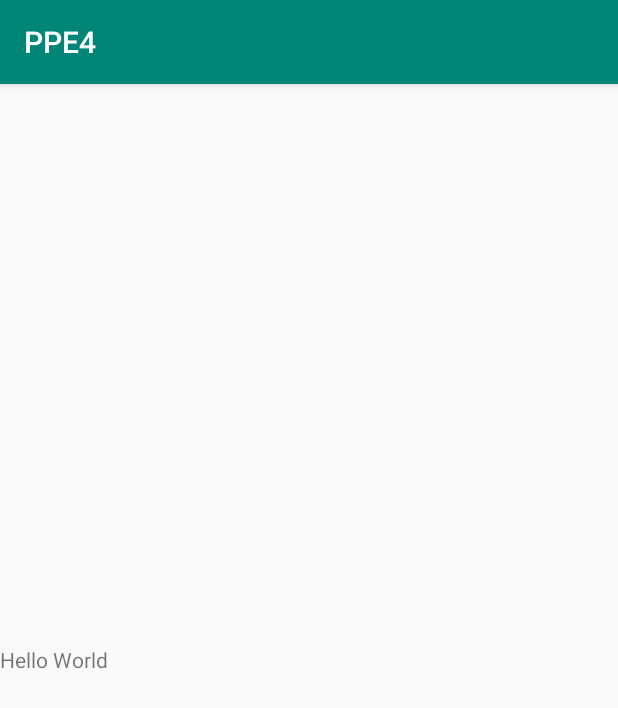
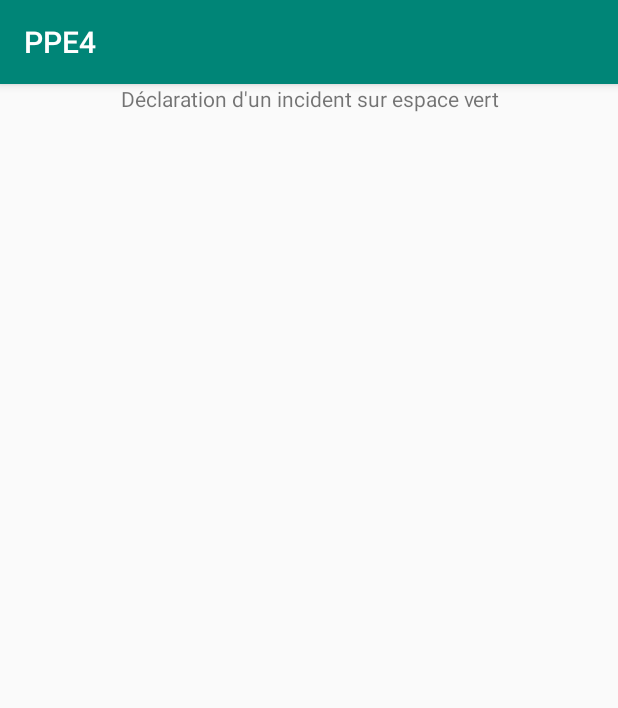
Before and after one commit to Ghiratos/PPE4_Git, an Android app: the EspaceVert screen opened directly, with no data from a screen before it, on a phone screen of 412 x 824 dp. Shown: the top 708 px of the screen. Run offline under Robolectric (Android 15) with nearby library versions, the phone set to English and light mode, and no system bars.

```diff
--- a/app/src/main/java/com/example/ppe4/MainActivity.java
+++ b/app/src/main/java/com/example/ppe4/MainActivity.java
@@ -43,6 +43,7 @@ public class MainActivity extends AppCompatActivity {
                         Log.d("Passage connexion", "************************** La connexion a bien été effectuée");
                         Intent intent = new Intent(MainActivity.this, Menu.class);  //Lancer l'activité DisplayVue
                         startActivity(intent);    //Afficher la vue
+                        finish();
 
                 } else {
                         Toast.makeText(MainActivity.this, "Les données de connexion sont incorrectes", Toast.LENGTH_SHORT).show();
--- a/app/src/main/java/com/example/ppe4/Test.java
+++ /dev/null
@@ -1,4 +0,0 @@
-package com.example.ppe4;
-
-public class Test {
-}
--- a/app/src/main/res/layout/activity_ev.xml
+++ b/app/src/main/res/layout/activity_ev.xml
@@ -9,10 +9,40 @@
         android:gravity="center_horizontal|center_vertical"
         android:orientation="vertical">
 
-        <TextView
-            android:id="@+id/textView"
+        <LinearLayout
             android:layout_width="match_parent"
             android:layout_height="wrap_content"
-            android:text="Hello World" />
+            android:layout_weight="0"
+            android:gravity="center"
+            android:orientation="vertical">
+
+            <TextView
+                android:id="@+id/textView"
+                android:layout_width="match_parent"
+                android:layout_height="wrap_content"
+                android:gravity="center"
+                android:text="Déclaration d'un incident sur espace vert" />
+        </LinearLayout>
+
+        <LinearLayout
+            android:layout_width="match_parent"
+            android:layout_height="match_parent"
+            android:layout_weight="1"
+            android:orientation="vertical"></LinearLayout>
+
+        <LinearLayout
+            android:layout_width="match_parent"
+            android:layout_height="match_parent"
+            android:layout_weight="1"
+            android:orientation="vertical">
+
+        </LinearLayout>
+
+        <LinearLayout
+            android:layout_width="match_parent"
+            android:layout_height="match_parent"
+            android:layout_weight="1"
+            android:orientation="vertical"></LinearLayout>
+
     </LinearLayout>
 </android.support.constraint.ConstraintLayout>
```
Also changed, not shown: app/src/main/java/com/example/ppe4/Menu.java (+12 -10 lines), app/src/main/res/layout/activity_menu.xml (+100 -28 lines).
